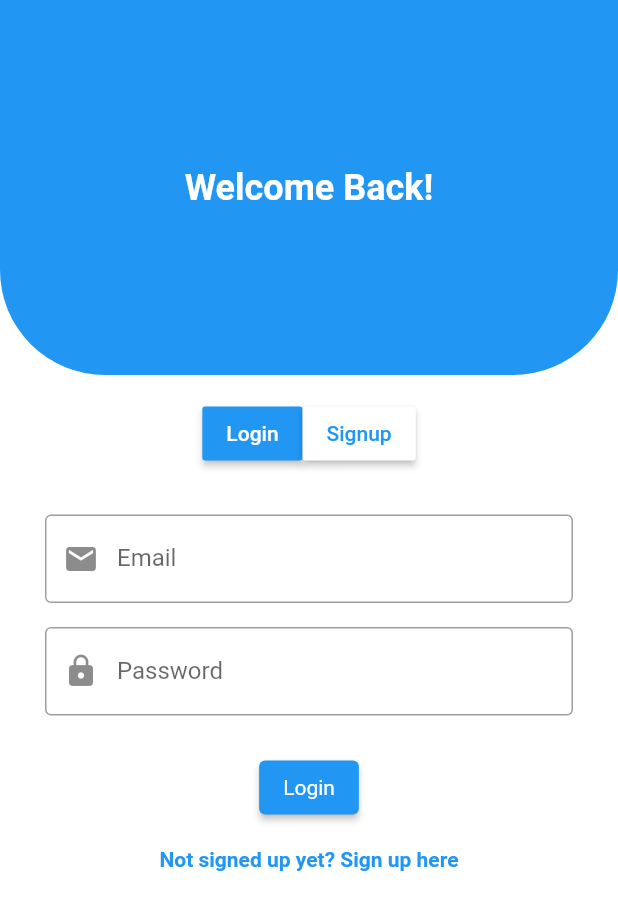
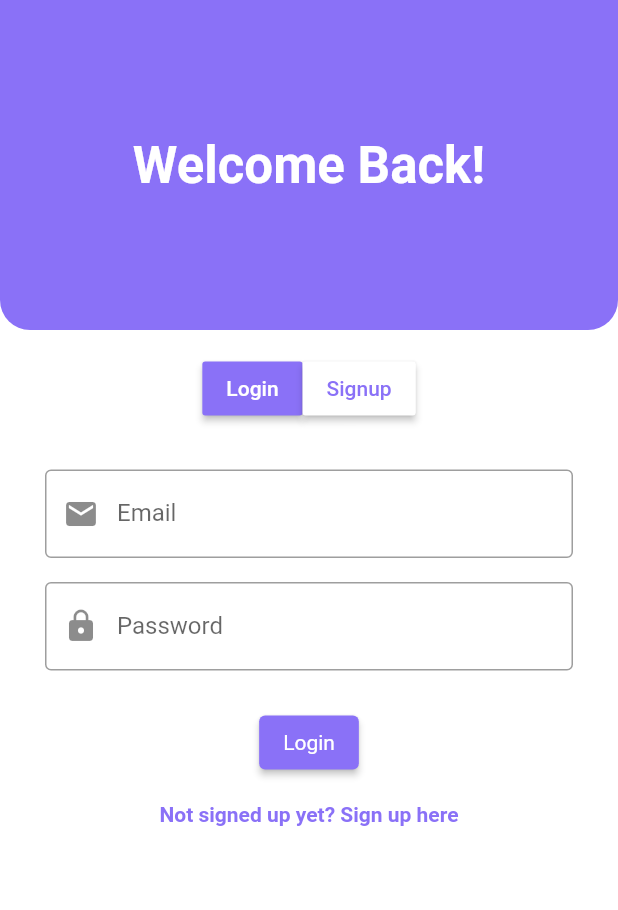
Before and after one commit to AnexDev1/Historia, a Flutter app: the screen it shows after launch, on a phone screen of 412 x 824 dp. Shown: the top 910 px of the screen. Run offline on Flutter 3.47's test engine with Material 2 defaults, Android fonts, the phone set to English and light mode, and no system bars; our stand-ins replace cloud_firestore, firebase_auth, firebase_core; accounts and stored records are empty.

Commit message:
UI and functionality update and improvment

```diff
--- a/lib/components/drawer_widget.dart
+++ b/lib/components/drawer_widget.dart
@@ -47,8 +47,8 @@ Widget buildDrawerHeader() {
           children: [
             CircleAvatar(
               radius: 40,
-              backgroundImage: NetworkImage(
-                'https://randomuser.me/api/portraits/women/8.jpg', // Replace with the URL of the profile picture
+              backgroundImage: AssetImage(
+                'assets/people.jpg', // Replace with the URL of the profile picture
               ),
             ),
             SizedBox(height: 8.0),
@@ -70,7 +70,7 @@ Widget buildDrawerItem(String title, IconData icon) {
   return Padding(
     padding: const EdgeInsets.symmetric(horizontal: 8.0),
     child: ClipRRect(
-      borderRadius: BorderRadius.circular(20.0),
+      borderRadius: BorderRadius.circular(10.0),
       child: Container(
         decoration: const BoxDecoration(
           gradient: LinearGradient(
--- a/lib/main.dart
+++ b/lib/main.dart
@@ -1,7 +1,6 @@
 import 'package:flutter/material.dart';
 import 'package:historia/screens/home_page.dart';
 import 'package:firebase_core/firebase_core.dart';
-import 'package:historia/screens/login.dart';
 import 'package:historia/screens/login.dart';
 import 'package:firebase_auth/firebase_auth.dart';
 
@@ -17,7 +16,7 @@ class MyApp extends StatelessWidget {
   @override
   Widget build(BuildContext context) {
     User? user = FirebaseAuth.instance.currentUser;
-    Widget initialScreen = user == null ? LoginPage() : HomePage();
+    Widget initialScreen = user == null ? LoginPage() : const HomePage();
     return MaterialApp(
       debugShowCheckedModeBanner: false,
       home: initialScreen,
--- a/lib/screens/home_page.dart
+++ b/lib/screens/home_page.dart
@@ -232,8 +232,8 @@ class _HomePageState extends State<HomePage> {
                               decoration: const BoxDecoration(
                                 gradient: LinearGradient(
                                   colors: [
-                                    Color(0xFFA8C0FF),
-                                    Color(0xFF3F2B96),
+                                    Color.fromARGB(255, 181, 193, 223),
+                                    Color.fromARGB(255, 138, 113, 247),
                                   ],
                                   begin: Alignment.bottomRight,
                                   end: Alignment.bottomLeft,
--- a/lib/screens/login.dart
+++ b/lib/screens/login.dart
@@ -31,19 +31,19 @@ class _LoginPageState extends State<LoginPage> {
             children: <Widget>[
               Container(
                 width: double.infinity,
-                height: 250.0,
+                height: 220.0,
                 decoration: const BoxDecoration(
-                  color: Colors.blue,
+                  color: Color.fromARGB(255, 138, 113, 247),
                   borderRadius: BorderRadius.only(
-                    bottomLeft: Radius.circular(70.0),
-                    bottomRight: Radius.circular(70.0),
+                    bottomLeft: Radius.circular(20.0),
+                    bottomRight: Radius.circular(20.0),
                   ),
                 ),
                 child: Center(
                   child: Text(
                     _pageLogin ? 'Welcome Back!' : 'Create an Account',
                     style: const TextStyle(
-                      fontSize: 24,
+                      fontSize: 34,
                       fontWeight: FontWeight.bold,
                       color: Colors.white,
                     ),
@@ -62,11 +62,15 @@ class _LoginPageState extends State<LoginPage> {
                       minWidth: 0,
                       highlightColor: Colors.transparent,
                       splashColor: Colors.transparent,
-                      color: _pageLogin ? Colors.blue : Colors.white,
+                      color: _pageLogin
+                          ? const Color.fromARGB(255, 138, 113, 247)
+                          : Colors.white,
                       child: Text(
                         'Login',
                         style: TextStyle(
-                          color: _pageLogin ? Colors.white : Colors.blue,
+                          color: _pageLogin
+                              ? Colors.white
+                              : const Color.fromARGB(255, 138, 113, 247),
                         ),
                       ),
                       onPressed: () {
@@ -79,11 +83,15 @@ class _LoginPageState extends State<LoginPage> {
                       minWidth: 0,
                       highlightColor: Colors.transparent,
                       splashColor: Colors.transparent,
-                      color: _pageLogin ? Colors.white : Colors.blue,
+                      color: _pageLogin
+                          ? Colors.white
+                          : const Color.fromARGB(255, 138, 113, 247),
                       child: Text(
                         'Signup',
                         style: TextStyle(
-                          color: _pageLogin ? Colors.blue : Colors.white,
+                          color: _pageLogin
+                              ? const Color.fromARGB(255, 138, 113, 247)
+                              : Colors.white,
                         ),
                       ),
                       onPressed: () {
@@ -123,7 +131,7 @@ class _LoginPageState extends State<LoginPage> {
                             onPressed: _login,
                             child: const Text('Login'),
                             style: ElevatedButton.styleFrom(
-                              primary: Colors.blue,
+                              primary: const Color.fromARGB(255, 138, 113, 247),
                               textStyle: const TextStyle(
                                 color: Colors.white,
                               ),
@@ -137,7 +145,7 @@ class _LoginPageState extends State<LoginPage> {
                             child: const Text(
                               'Not signed up yet? Sign up here',
                               style: TextStyle(
-                                color: Colors.blue,
+                                color: Color.fromARGB(255, 138, 113, 247),
                                 fontWeight: FontWeight.bold,
                               ),
                             ),
@@ -191,7 +199,7 @@ class _LoginPageState extends State<LoginPage> {
                             onPressed: _signup,
                             child: const Text('SignUp'),
                             style: ElevatedButton.styleFrom(
-                              primary: Colors.blue,
+                              primary: const Color.fromARGB(255, 138, 113, 247),
                               textStyle: const TextStyle(
                                 color: Colors.white,
                               ),
@@ -205,7 +213,7 @@ class _LoginPageState extends State<LoginPage> {
                             child: const Text(
                               'Already have an account? Login here',
                               style: TextStyle(
-                                color: Colors.blue,
+                                color: Color.fromARGB(255, 138, 113, 247),
                                 fontWeight: FontWeight.bold,
                               ),
                             ),
```
